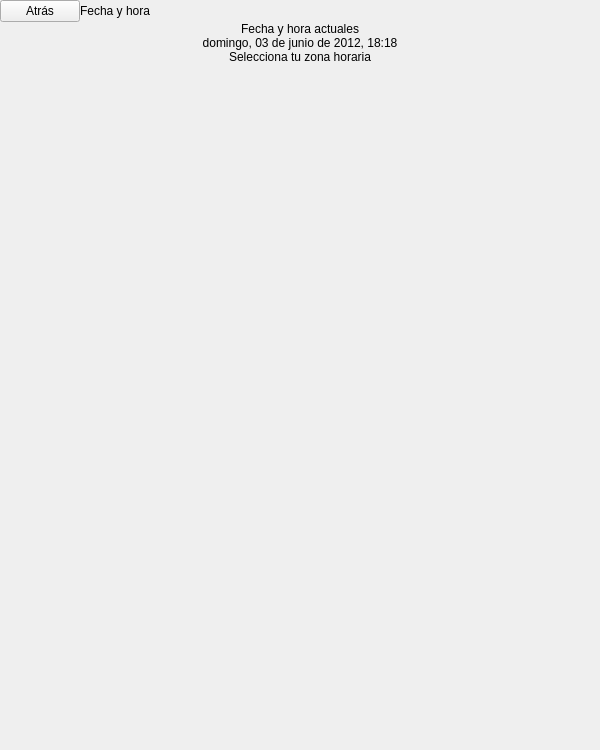
This is bqSetting/ui/SettingsDateTimeMenu.ui in bq/cervantes as Qt 5 draws it before an edit. The edited form follows.
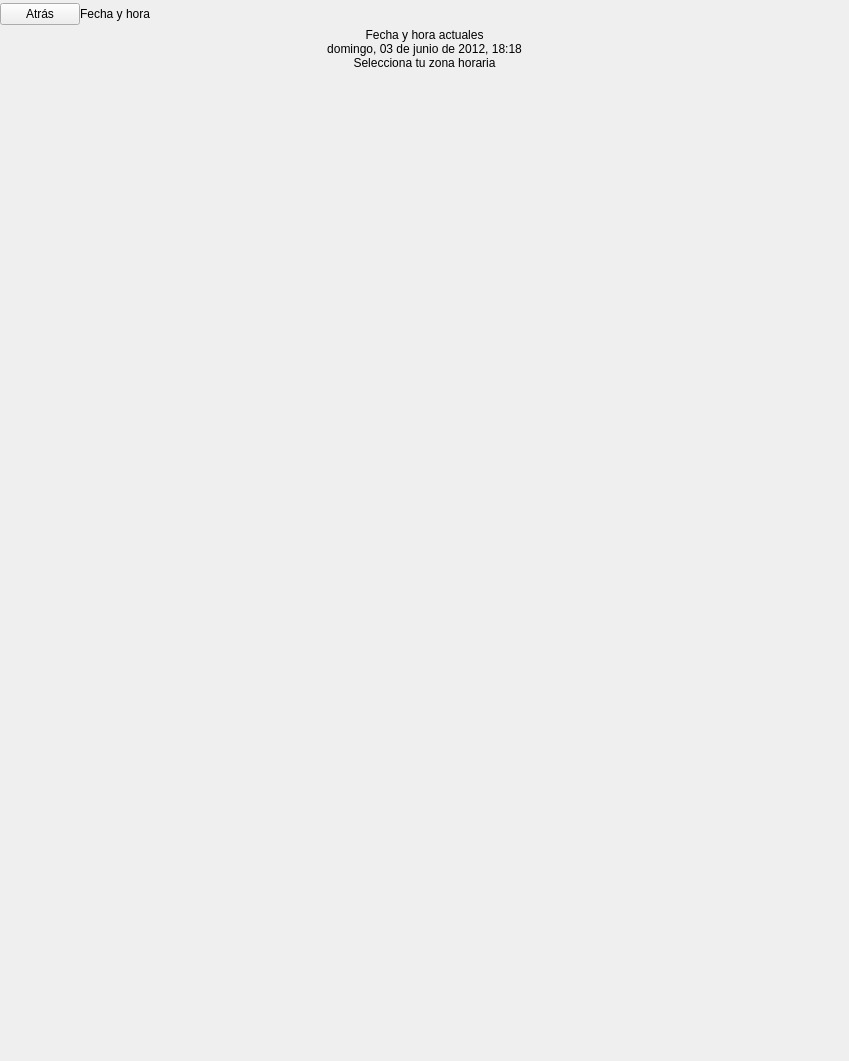
This is the edited form. Custom widgets are drawn as their Qt base class.

Diff of the .ui file:
```diff
--- a/bqSetting/ui/SettingsDateTimeMenu.ui
+++ b/bqSetting/ui/SettingsDateTimeMenu.ui
@@ -6,8 +6,8 @@
    <rect>
     <x>0</x>
     <y>0</y>
-    <width>600</width>
-    <height>750</height>
+    <width>849</width>
+    <height>1061</height>
    </rect>
   </property>
   <property name="sizePolicy">
@@ -18,14 +18,14 @@
   </property>
   <property name="minimumSize">
    <size>
-    <width>600</width>
-    <height>750</height>
+    <width>0</width>
+    <height>0</height>
    </size>
   </property>
   <property name="maximumSize">
    <size>
-    <width>600</width>
-    <height>750</height>
+    <width>849</width>
+    <height>1061</height>
    </size>
   </property>
   <property name="windowTitle">
@@ -71,7 +71,7 @@
         <property name="maximumSize">
          <size>
           <width>16777215</width>
-          <height>10000</height>
+          <height>14142</height>
          </size>
         </property>
         <property name="text">
@@ -86,8 +86,8 @@
         </property>
         <property name="sizeHint" stdset="0">
          <size>
-          <width>40</width>
-          <height>20</height>
+          <width>57</width>
+          <height>28</height>
          </size>
         </property>
        </spacer>
@@ -211,8 +211,8 @@
         </property>
         <property name="maximumSize">
          <size>
-          <width>608</width>
-          <height>81</height>
+          <width>860</width>
+          <height>115</height>
          </size>
         </property>
         <layout class="QHBoxLayout" name="horizontalLayout_6">
@@ -232,8 +232,8 @@
         </property>
         <property name="sizeHint" stdset="0">
          <size>
-          <width>20</width>
-          <height>40</height>
+          <width>28</width>
+          <height>57</height>
          </size>
         </property>
        </spacer>
@@ -253,8 +253,8 @@
      </property>
      <property name="sizeHint" stdset="0">
       <size>
-       <width>20</width>
-       <height>40</height>
+       <width>28</width>
+       <height>57</height>
       </size>
      </property>
     </spacer>
@@ -269,8 +269,8 @@
      </property>
      <property name="sizeHint" stdset="0">
       <size>
-       <width>20</width>
-       <height>40</height>
+       <width>28</width>
+       <height>57</height>
       </size>
      </property>
     </spacer>
```
Left out of the diff: 12 changed lines with no effect on the pictures.
